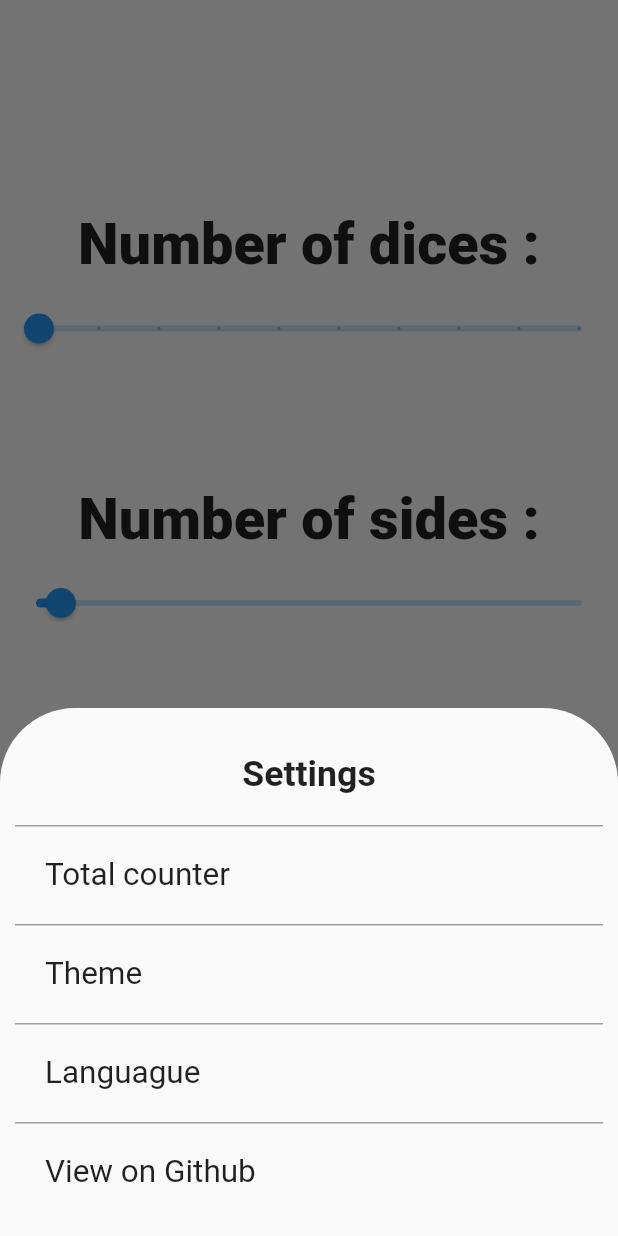
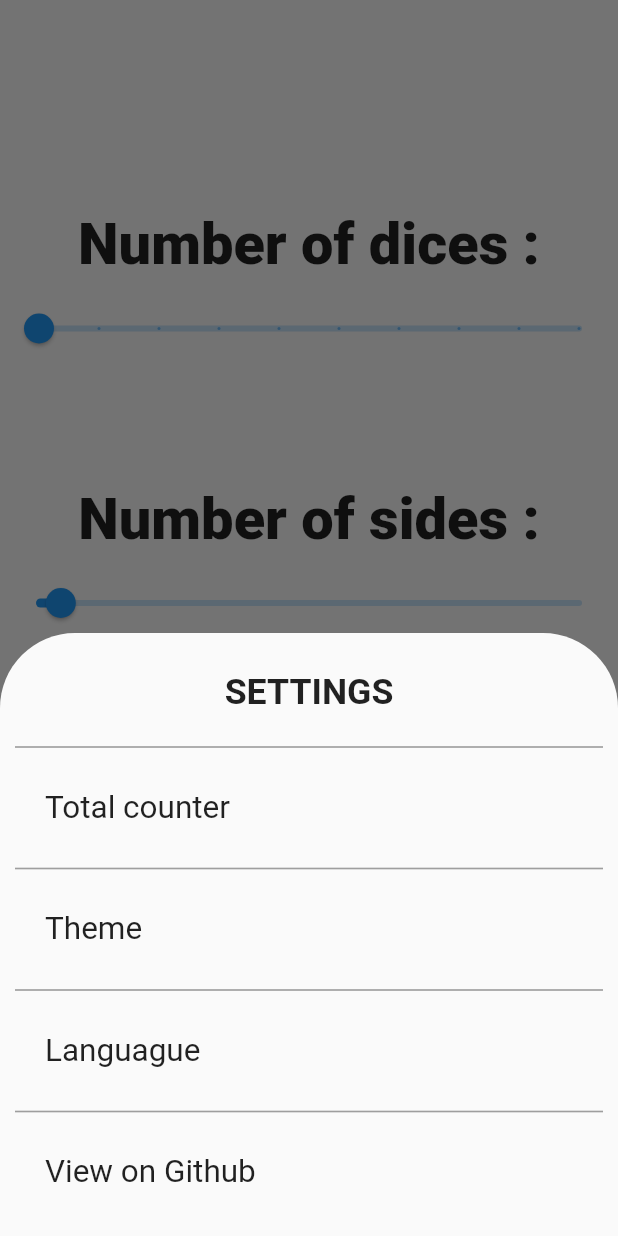
Before and after one commit to Mat029/Dice, a Flutter app: the screen it shows after launch, after a tap on "More", on a phone screen of 412 x 824 dp. Run offline on Flutter 3.47's test engine with Material 2 defaults, Android fonts, the phone set to English and light mode, and no system bars; generated files the repository leaves out were written again.

Commit message:
Beta 1.1.2 : minors changes

```diff
--- a/lib/home.dart
+++ b/lib/home.dart
@@ -141,16 +141,17 @@ class _InitPageState extends State<InitPage> {
         mainAxisSize: MainAxisSize.min,
         children: [
           Container(
-            padding: EdgeInsets.all(20),
+            padding: EdgeInsets.all(15),
             child: Text(
               AppLocalizations.of(context)!.settings,
               textAlign: TextAlign.center,
               textScaleFactor: 1.7,
               style: TextStyle(fontWeight: FontWeight.bold),
             ),
-            decoration: BoxDecoration(
-                border:
-                    Border(bottom: BorderSide(width: 1, color: Colors.grey))),
+          ),
+          Divider(
+            thickness: 1.1,
+            color: Colors.grey,
           ),
           Container(
             padding: EdgeInsets.all(20),
@@ -158,9 +159,10 @@ class _InitPageState extends State<InitPage> {
               "Total counter",
               textScaleFactor: 1.5,
             ),
-            decoration: BoxDecoration(
-                border:
-                    Border(bottom: BorderSide(width: 1, color: Colors.grey))),
+          ),
+          Divider(
+            thickness: 1.1,
+            color: Colors.grey,
           ),
           Container(
             padding: EdgeInsets.all(20),
@@ -168,9 +170,10 @@ class _InitPageState extends State<InitPage> {
               "Theme",
               textScaleFactor: 1.5,
             ),
-            decoration: BoxDecoration(
-                border:
-                    Border(bottom: BorderSide(width: 1, color: Colors.grey))),
+          ),
+          Divider(
+            thickness: 1.1,
+            color: Colors.grey,
           ),
           Container(
             padding: EdgeInsets.all(20),
@@ -178,9 +181,10 @@ class _InitPageState extends State<InitPage> {
               "Languague",
               textScaleFactor: 1.5,
             ),
-            decoration: BoxDecoration(
-                border:
-                    Border(bottom: BorderSide(width: 1, color: Colors.grey))),
+          ),
+          Divider(
+            thickness: 1.1,
+            color: Colors.grey,
           ),
           Container(
             padding: EdgeInsets.all(20),
--- a/lib/l10n/app_de.arb
+++ b/lib/l10n/app_de.arb
@@ -5,5 +5,5 @@
   "nbsides": "Anzahl der Gesichter :",
   "reroll": "wiederbeleben",
   "roll": "Werfen",
-  "settings": "Einstellungen"
+  "settings": "EINSTELLUNGEN"
 }
--- a/lib/l10n/app_en.arb
+++ b/lib/l10n/app_en.arb
@@ -5,5 +5,5 @@
   "nbsides": "Number of sides :",
   "reroll": "Re-roll",
   "roll": "Roll",
-  "settings": "Settings"
+  "settings": "SETTINGS"
 }
--- a/lib/l10n/app_es.arb
+++ b/lib/l10n/app_es.arb
@@ -5,5 +5,5 @@
   "nbsides": "Numero de caras :",
   "reroll": "Tirar",
   "roll": "Tirar",
-  "settings": "Configuración"
+  "settings": "CONFIGURACION"
 }
--- a/lib/l10n/app_fr.arb
+++ b/lib/l10n/app_fr.arb
@@ -5,5 +5,5 @@
   "nbsides": "Nombre de faces",
   "reroll": "Relancer",
   "roll": "Lancer",
-  "settings": "Paramètres"
+  "settings": "PARAMETRES"
 }
--- a/pubspec.yaml
+++ b/pubspec.yaml
@@ -15,7 +15,7 @@ publish_to: 'none' # Remove this line if you wish to publish to pub.dev
 # In iOS, build-name is used as CFBundleShortVersionString while build-number used as CFBundleVersion.
 # Read more about iOS versioning at
 # https://developer.apple.com/library/archive/documentation/General/Reference/InfoPlistKeyReference/Articles/CoreFoundationKeys.html
-version: 1.1.1+2
+version: 1.1.2+2
 
 environment:
   sdk: ">=2.12.0 <3.0.0"
```
